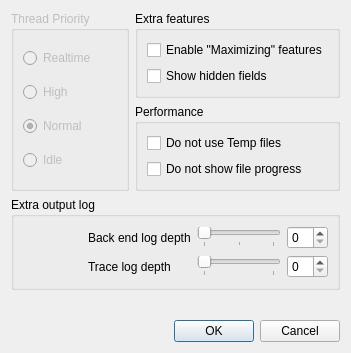
lgbaldoni/qmp3gain-qt5, file src/advancedoptionsdialog.ui: the form before one commit.
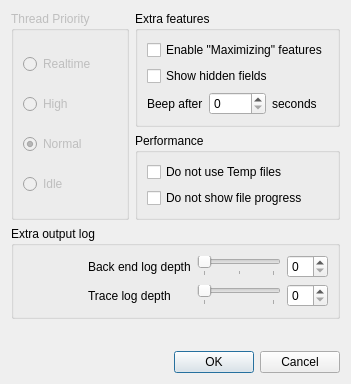
The form after the commit.

Commit message: makes beep sound only after parametrized seconds

```diff
--- a/src/advancedoptionsdialog.ui
+++ b/src/advancedoptionsdialog.ui
@@ -7,7 +7,7 @@
     <x>0</x>
     <y>0</y>
     <width>351</width>
-    <height>353</height>
+    <height>384</height>
    </rect>
   </property>
   <property name="windowTitle">
@@ -122,6 +122,37 @@
             </property>
            </widget>
           </item>
+          <item>
+           <layout class="QHBoxLayout" name="horizontalLayout_3">
+            <item>
+             <widget class="QLabel" name="label_3">
+              <property name="toolTip">
+               <string extracomment="Beep after [n] seconds"/>
+              </property>
+              <property name="text">
+               <string>Beep after</string>
+              </property>
+             </widget>
+            </item>
+            <item>
+             <widget class="QSpinBox" name="spinBox_beepAfter">
+              <property name="toolTip">
+               <string>Makes beep sound if the opeartion takes more time in seconds than this value</string>
+              </property>
+             </widget>
+            </item>
+            <item>
+             <widget class="QLabel" name="label_4">
+              <property name="toolTip">
+               <string extracomment="Beep after [n] seconds"/>
+              </property>
+              <property name="text">
+               <string>seconds</string>
+              </property>
+             </widget>
+            </item>
+           </layout>
+          </item>
          </layout>
         </widget>
        </item>
```
The commit also changes 4 other files.
